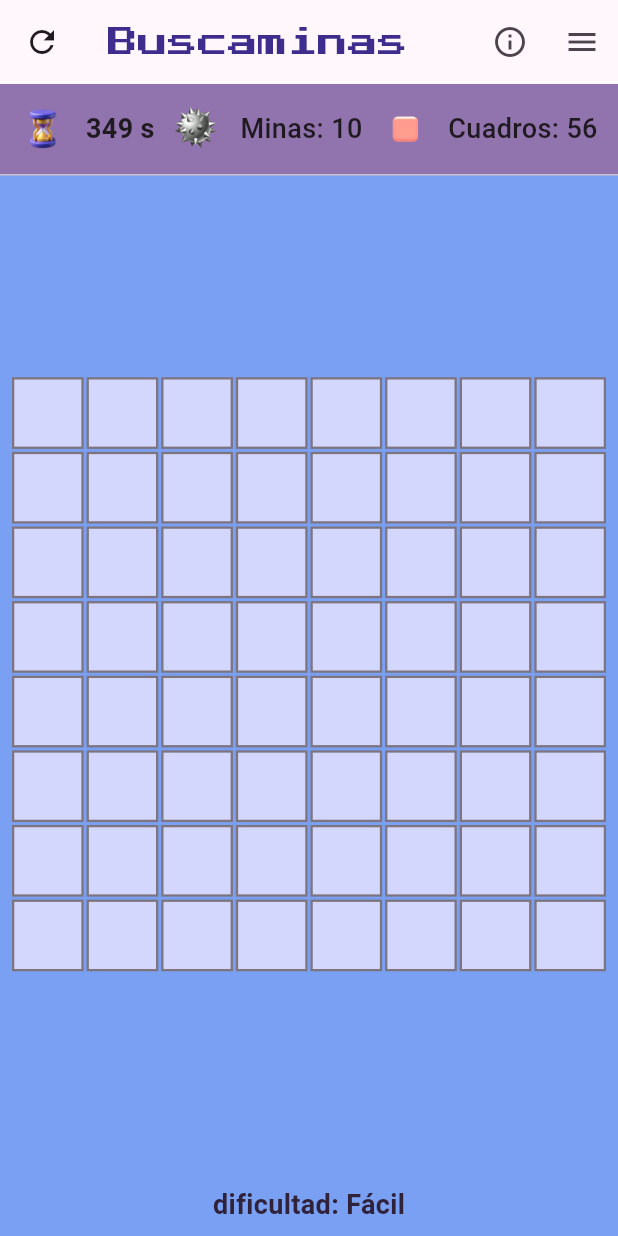
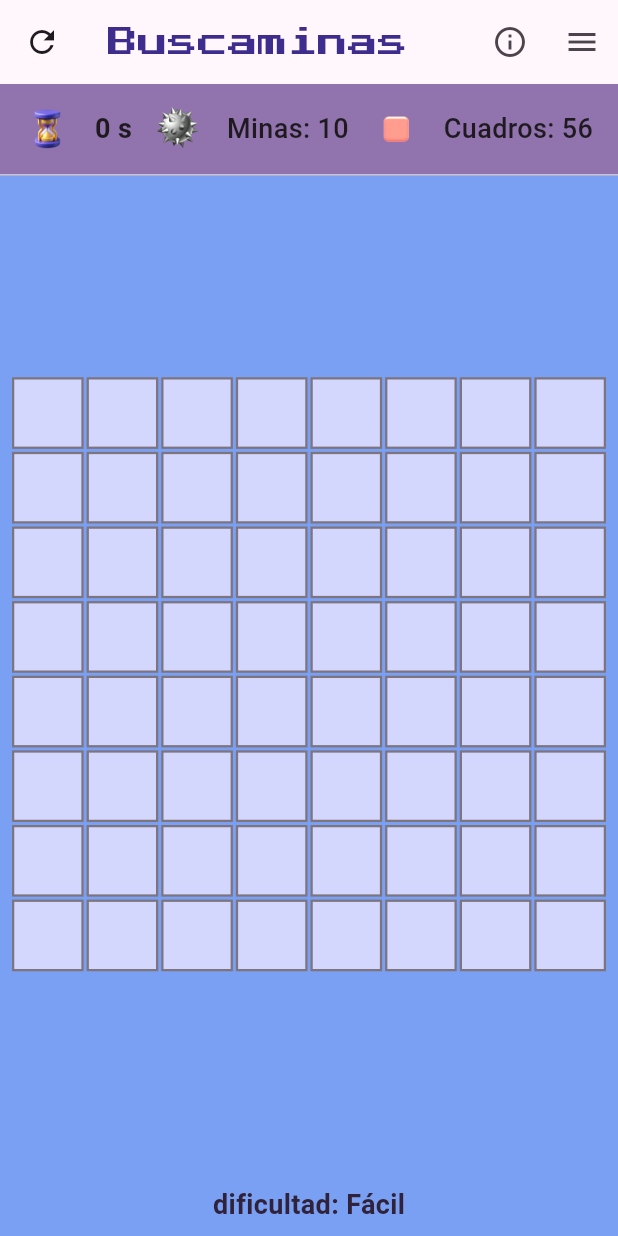
Before and after one commit to MariaJoseParedes/3479A321_2023479052, a Flutter app: the screen it shows after launch, after a tap on "NUEVA PARTIDA", on a phone screen of 412 x 824 dp. Run offline on Flutter 3.47's test engine with Material 3 defaults, Android fonts, the phone set to English and light mode, and no system bars; our stand-ins replace font_awesome_flutter, google_fonts, logger, shared_preferences.

Commit message:
Cambios en gameview y minesweeper para usar el temporizador correctamente

```diff
--- a/lib/ui/screens/minesweeper_screen.dart
+++ b/lib/ui/screens/minesweeper_screen.dart
@@ -14,6 +14,7 @@ class MinesweeperScreen extends StatelessWidget {
   @override
   Widget build(BuildContext context) {
     final difficulty = context.watch<SettingsViewModel>().difficulty;
+    final viewModel = context.watch<GameViewModel>();
 
     return Scaffold(
       appBar: AppBar(
@@ -59,9 +60,12 @@ class MinesweeperScreen extends StatelessWidget {
                 mainAxisAlignment: MainAxisAlignment.spaceEvenly,
                 children: [
                   Image.asset('assets/icons/reloj.png', width: 30, height: 30),
-                  const Text(
-                    '349 s',
-                    style: TextStyle(fontSize: 18, fontWeight: FontWeight.bold),
+                  Text(
+                    '${viewModel.secondsElapsed} s',
+                    style: const TextStyle(
+                      fontSize: 18,
+                      fontWeight: FontWeight.bold,
+                    ),
                   ),
                   Image.asset('assets/icons/bomba.png', width: 30, height: 30),
                   Text('Minas: 10', style: TextStyle(fontSize: 18)),
@@ -71,7 +75,7 @@ class MinesweeperScreen extends StatelessWidget {
               ),
             ),
             const Divider(height: 1),
-            if (context.read<GameViewModel>().isGameOver)
+            if (viewModel.isGameOver)
               const Padding(
                 padding: EdgeInsets.all(8.0),
                 child: Text(
@@ -87,7 +91,7 @@ class MinesweeperScreen extends StatelessWidget {
             // Área de Juego
             Expanded(
               //Expande el tablero para llenar la pantalla
-              child: _gameBoard(context.read<GameViewModel>()),
+              child: _gameBoard(viewModel),
             ),
             Padding(
               padding: const EdgeInsets.all(8.0),
--- a/lib/viewmodels/game_view_model.dart
+++ b/lib/viewmodels/game_view_model.dart
@@ -25,6 +25,9 @@ class GameViewModel extends ChangeNotifier {
 
   void _generateBoard() {
     _isGameOver = false;
+    _timer?.cancel();
+    secondsElapsed = 0;
+    _isFirstTap = true;
     _cells = List.generate(totalCells, (i) => CellModel(index: i));
 
     Random random = Random();
@@ -80,11 +83,17 @@ class GameViewModel extends ChangeNotifier {
     // Si ya terminó el juego o la celda ya fue revelada, ignoramos el click
     if (_isGameOver || _cells[index].isRevealed) return;
 
+    if (_isFirstTap) {
+      _startTimer();
+      _isFirstTap = false;
+    }
+
     _cells[index].isRevealed = true;
 
     // Si toca una bomba, el juego termina
     if (_cells[index].isBomb) {
       _isGameOver = true;
+      _timer?.cancel();
       _revealAll();
     }
 
```
